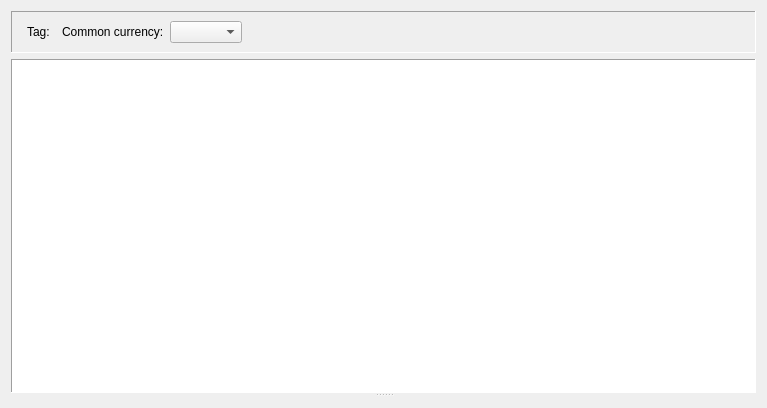
This is jal/ui/reports/tag_report.ui in titov-vv/jal as Qt 5 draws it before an edit. The edited form follows.
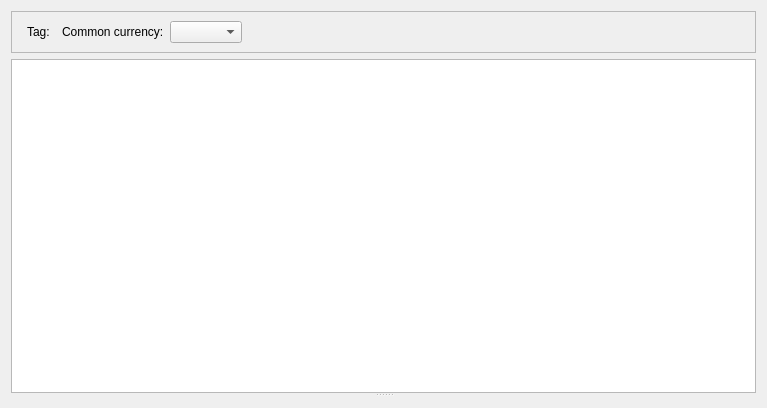
This is the edited form. Custom widgets are drawn as their Qt base class.

Commit message: Widget sizes, frame styles and icon colors from Qt and the palette instead of hard-coded.

```diff
--- a/jal/ui/reports/tag_report.ui
+++ b/jal/ui/reports/tag_report.ui
@@ -23,10 +23,7 @@
       </sizepolicy>
      </property>
      <property name="frameShape">
-      <enum>QFrame::Shape::Panel</enum>
-     </property>
-     <property name="frameShadow">
-      <enum>QFrame::Shadow::Sunken</enum>
+      <enum>QFrame::Shape::StyledPanel</enum>
      </property>
      <layout class="QGridLayout" name="gridLayout">
       <item row="0" column="3">
@@ -122,12 +119,6 @@
         <verstretch>4</verstretch>
        </sizepolicy>
       </property>
-      <property name="frameShape">
-       <enum>QFrame::Shape::Panel</enum>
-      </property>
-      <property name="frameShadow">
-       <enum>QFrame::Shadow::Sunken</enum>
-      </property>
       <property name="editTriggers">
        <set>QAbstractItemView::EditTrigger::NoEditTriggers</set>
       </property>
```
The commit also changes 71 other files.
